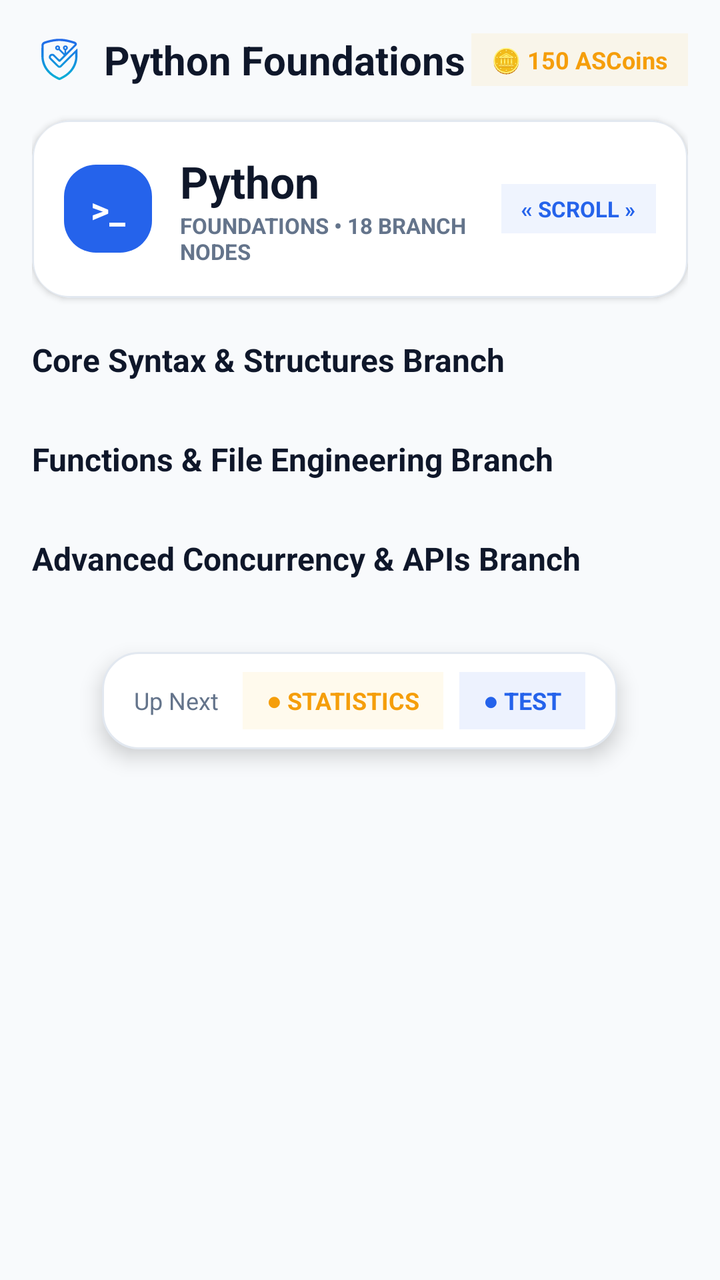
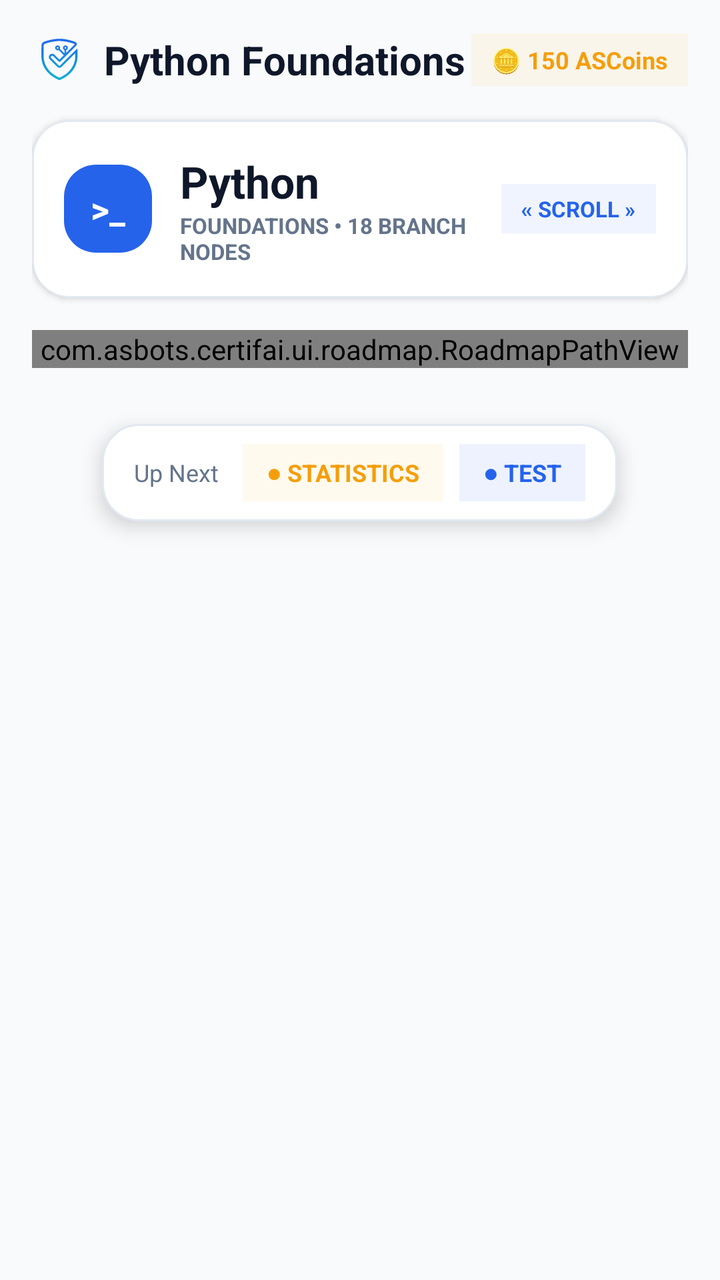

Before-and-after screenshots of an Android layout around one commit, followed by the original layout XML and the change that was made.
<!-- AndroidManifest.xml: application theme Theme.CertifAI -->
<!-- res/layout/fragment_home.xml -->
<?xml version="1.0" encoding="utf-8"?>
<ScrollView xmlns:android="http://schemas.android.com/apk/res/android"
    xmlns:app="http://schemas.android.com/apk/res-auto"
    xmlns:tools="http://schemas.android.com/tools"
    android:layout_width="match_parent"
    android:layout_height="match_parent"
    android:background="@color/bg_light"
    android:fillViewport="true"
    tools:context=".HomeFragment">

    <LinearLayout
        android:layout_width="match_parent"
        android:layout_height="wrap_content"
        android:orientation="vertical"
        android:padding="16dp"
        android:paddingBottom="60dp">

        
        <LinearLayout
            android:layout_width="match_parent"
            android:layout_height="wrap_content"
            android:gravity="center_vertical"
            android:orientation="horizontal">

            <ImageView
                android:layout_width="28dp"
                android:layout_height="28dp"
                android:contentDescription="@string/app_name"
                android:src="@drawable/ic_certifai_shield" />

            <TextView
                android:id="@+id/tvHomeTitle"
                android:layout_width="0dp"
                android:layout_height="wrap_content"
                android:layout_marginStart="8dp"
                android:layout_weight="1"
                android:text="Python Foundations"
                android:textColor="@color/text_primary_light"
                android:textSize="20sp"
                android:textStyle="bold" />

            
            <TextView
                android:id="@+id/tvHeaderAsCoins"
                android:layout_width="wrap_content"
                android:layout_height="wrap_content"
                android:background="#15FBBF24"
                android:paddingHorizontal="10dp"
                android:paddingVertical="5dp"
                android:text="🪙 150 ASCoins"
                android:textColor="@color/gold_badge"
                android:textSize="12sp"
                android:textStyle="bold" />

        </LinearLayout>

        
        <androidx.cardview.widget.CardView
            android:id="@+id/cardRootNode"
            android:layout_width="match_parent"
            android:layout_height="wrap_content"
            android:layout_marginTop="16dp"
            app:cardBackgroundColor="@color/surface_light"
            app:cardCornerRadius="20dp"
            app:cardElevation="2dp">

            <LinearLayout
                android:layout_width="match_parent"
                android:layout_height="wrap_content"
                android:background="@drawable/bg_card_surface"
                android:gravity="center_vertical"
                android:orientation="horizontal"
                android:padding="16dp">

                <TextView
                    android:layout_width="44dp"
                    android:layout_height="44dp"
                    android:background="@drawable/bg_primary_button"
                    android:gravity="center"
                    android:text=">_"
                    android:textColor="@color/white"
                    android:textSize="18sp"
                    android:textStyle="bold" />

                <LinearLayout
                    android:layout_width="0dp"
                    android:layout_height="wrap_content"
                    android:layout_marginStart="14dp"
                    android:layout_weight="1"
                    android:orientation="vertical">

                    <TextView
                        android:layout_width="wrap_content"
                        android:layout_height="wrap_content"
                        android:text="Python"
                        android:textColor="@color/text_primary_light"
                        android:textSize="22sp"
                        android:textStyle="bold" />

                    <TextView
                        android:layout_width="wrap_content"
                        android:layout_height="wrap_content"
                        android:text="FOUNDATIONS • 18 BRANCH NODES"
                        android:textColor="@color/text_secondary_light"
                        android:textSize="11sp"
                        android:textStyle="bold" />

                </LinearLayout>

                <TextView
                    android:layout_width="wrap_content"
                    android:layout_height="wrap_content"
                    android:background="#122563EB"
                    android:paddingHorizontal="10dp"
                    android:paddingVertical="5dp"
                    android:text="« SCROLL »"
                    android:textColor="@color/electric_blue"
                    android:textSize="11sp"
                    android:textStyle="bold" />

            </LinearLayout>
        </androidx.cardview.widget.CardView>

        
        <TextView
            android:layout_width="match_parent"
            android:layout_height="wrap_content"
            android:layout_marginTop="20dp"
            android:text="Core Syntax &amp; Structures Branch"
            android:textColor="@color/text_primary_light"
            android:textSize="16sp"
            android:textStyle="bold" />

        <androidx.recyclerview.widget.RecyclerView
            android:id="@+id/rvBranch1"
            android:layout_width="match_parent"
            android:layout_height="wrap_content"
            android:layout_marginTop="8dp"
            android:clipToPadding="false"
            android:orientation="horizontal"
            tools:listitem="@layout/item_mindmap_node" />

        
        <TextView
            android:layout_width="match_parent"
            android:layout_height="wrap_content"
            android:layout_marginTop="20dp"
            android:text="Functions &amp; File Engineering Branch"
            android:textColor="@color/text_primary_light"
            android:textSize="16sp"
            android:textStyle="bold" />

        <androidx.recyclerview.widget.RecyclerView
            android:id="@+id/rvBranch2"
            android:layout_width="match_parent"
            android:layout_height="wrap_content"
            android:layout_marginTop="8dp"
            android:clipToPadding="false"
            android:orientation="horizontal"
            tools:listitem="@layout/item_mindmap_node" />

        
        <TextView
            android:layout_width="match_parent"
            android:layout_height="wrap_content"
            android:layout_marginTop="20dp"
            android:text="Advanced Concurrency &amp; APIs Branch"
            android:textColor="@color/text_primary_light"
            android:textSize="16sp"
            android:textStyle="bold" />

        <androidx.recyclerview.widget.RecyclerView
            android:id="@+id/rvBranch3"
            android:layout_width="match_parent"
            android:layout_height="wrap_content"
            android:layout_marginTop="8dp"
            android:clipToPadding="false"
            android:orientation="horizontal"
            tools:listitem="@layout/item_mindmap_node" />

        
        <LinearLayout
            android:id="@+id/llMindmapBottomDock"
            android:layout_width="wrap_content"
            android:layout_height="wrap_content"
            android:layout_gravity="center_horizontal"
            android:layout_marginTop="28dp"
            android:background="@drawable/bg_card_surface"
            android:elevation="6dp"
            android:gravity="center_vertical"
            android:orientation="horizontal"
            android:paddingHorizontal="16dp"
            android:paddingVertical="10dp">

            <TextView
                android:layout_width="wrap_content"
                android:layout_height="wrap_content"
                android:text="Up Next"
                android:textColor="@color/text_secondary_light"
                android:textSize="12sp" />

            <TextView
                android:id="@+id/btnDockStats"
                android:layout_width="wrap_content"
                android:layout_height="wrap_content"
                android:layout_marginStart="12dp"
                android:background="#15FBBF24"
                android:paddingHorizontal="12dp"
                android:paddingVertical="6dp"
                android:text="● STATISTICS"
                android:textColor="@color/gold_badge"
                android:textSize="12sp"
                android:textStyle="bold" />

            <TextView
                android:id="@+id/btnDockTest"
                android:layout_width="wrap_content"
                android:layout_height="wrap_content"
                android:layout_marginStart="8dp"
                android:background="#152563EB"
                android:paddingHorizontal="12dp"
                android:paddingVertical="6dp"
                android:text="● TEST"
                android:textColor="@color/electric_blue"
                android:textSize="12sp"
                android:textStyle="bold" />

        </LinearLayout>

    </LinearLayout>
</ScrollView>
<!-- res/layout/item_mindmap_node.xml (included above) -->
<?xml version="1.0" encoding="utf-8"?>
<androidx.cardview.widget.CardView xmlns:android="http://schemas.android.com/apk/res/android"
    xmlns:app="http://schemas.android.com/apk/res-auto"
    android:id="@+id/cardNode"
    android:layout_width="230dp"
    android:layout_height="wrap_content"
    android:layout_marginHorizontal="8dp"
    android:layout_marginVertical="6dp"
    app:cardBackgroundColor="@color/white"
    app:cardCornerRadius="16dp"
    app:cardElevation="3dp">

    <LinearLayout
        android:layout_width="match_parent"
        android:layout_height="wrap_content"
        android:background="@drawable/bg_card_surface"
        android:orientation="vertical"
        android:padding="14dp">

        
        <LinearLayout
            android:layout_width="match_parent"
            android:layout_height="wrap_content"
            android:gravity="center_vertical"
            android:orientation="horizontal">

            
            <TextView
                android:id="@+id/tvNodeIcon"
                android:layout_width="32dp"
                android:layout_height="32dp"
                android:background="#122563EB"
                android:gravity="center"
                android:text="▷"
                android:textColor="@color/electric_blue"
                android:textSize="16sp"
                android:textStyle="bold" />

            <View
                android:layout_width="0dp"
                android:layout_height="1dp"
                android:layout_weight="1" />

            
            <TextView
                android:id="@+id/tvNodeBadge"
                android:layout_width="wrap_content"
                android:layout_height="wrap_content"
                android:background="#1210B981"
                android:paddingHorizontal="8dp"
                android:paddingVertical="3dp"
                android:text="FREE"
                android:textColor="#10B981"
                android:textSize="10sp"
                android:textStyle="bold" />

        </LinearLayout>

        
        <TextView
            android:id="@+id/tvNodeTitle"
            android:layout_width="match_parent"
            android:layout_height="wrap_content"
            android:layout_marginTop="8dp"
            android:ellipsize="end"
            android:maxLines="1"
            android:text="Syntax &amp; Setup"
            android:textColor="@color/text_primary_light"
            android:textSize="15sp"
            android:textStyle="bold" />

        
        <TextView
            android:id="@+id/tvNodeSubtitle"
            android:layout_width="match_parent"
            android:layout_height="wrap_content"
            android:layout_marginTop="2dp"
            android:ellipsize="end"
            android:maxLines="1"
            android:text="Variables &amp; I/O"
            android:textColor="@color/text_secondary_light"
            android:textSize="12sp" />

        
        <LinearLayout
            android:layout_width="match_parent"
            android:layout_height="wrap_content"
            android:layout_marginTop="10dp"
            android:gravity="center_vertical"
            android:orientation="horizontal">

            <View
                android:layout_width="0dp"
                android:layout_height="1dp"
                android:layout_weight="1" />

            <TextView
                android:id="@+id/tvNodeDuration"
                android:layout_width="wrap_content"
                android:layout_height="wrap_content"
                android:background="#1264748B"
                android:paddingHorizontal="8dp"
                android:paddingVertical="3dp"
                android:text="🔒 10m"
                android:textColor="@color/text_secondary_light"
                android:textSize="10sp"
                android:textStyle="bold" />

        </LinearLayout>

    </LinearLayout>

</androidx.cardview.widget.CardView>
<!-- resources referenced by this layout -->
<resources>
  <color name="bg_light">#F8FAFC</color>
  <color name="electric_blue">#2563EB</color>
  <color name="gold_badge">#F59E0B</color>
  <color name="surface_light">#FFFFFF</color>
  <color name="text_primary_light">#0F172A</color>
  <color name="text_secondary_light">#64748B</color>
  <color name="white">#FFFFFFFF</color>
  <!-- drawable bg_card_surface (drawable) -->
  <?xml version="1.0" encoding="utf-8"?>
  <shape xmlns:android="http://schemas.android.com/apk/res/android"
      android:shape="rectangle">
      <solid android:color="@color/surface_light" />
      <corners android:radius="18dp" />
      <stroke
          android:width="1dp"
          android:color="@color/border_light" />
  </shape>
  <!-- drawable bg_primary_button (drawable) -->
  <?xml version="1.0" encoding="utf-8"?>
  <shape xmlns:android="http://schemas.android.com/apk/res/android"
      android:shape="rectangle">
      <gradient
          android:angle="45"
          android:endColor="@color/electric_blue"
          android:startColor="@color/electric_blue" />
      <corners android:radius="16dp" />
  </shape>
  <!-- drawable ic_certifai_shield: vector/xml drawable (drawable, 9435 chars, omitted) -->
  <string name="app_name">CertifAI</string>
  <style name="Theme.CertifAI" parent="Base.Theme.CertifAI" />
  <color name="border_light">#E2E8F0</color>
  <style name="Base.Theme.CertifAI" parent="Theme.Material3.DayNight.NoActionBar">
          <item name="colorPrimary">@color/electric_blue</item>
          <item name="colorOnPrimary">@color/white</item>
          <item name="colorSecondary">@color/cyan_accent</item>
          <item name="android:statusBarColor">#FFFFFF</item>
          <item name="android:windowLightStatusBar">true</item>
          <item name="android:windowBackground">#FFFFFF</item>
      </style>
  <color name="cyan_accent">#06B6D4</color>
</resources>

<!-- the commit's change to res/layout/fragment_home.xml (unified diff, before → after) -->
@@ -12,10 +12,10 @@
         android:layout_width="match_parent"
         android:layout_height="wrap_content"
         android:orientation="vertical"
-        android:padding="16dp"
+        android:paddingHorizontal="16dp"
+        android:paddingTop="16dp"
         android:paddingBottom="60dp">
 
-        
         <LinearLayout
             android:layout_width="match_parent"
             android:layout_height="wrap_content"
@@ -122,61 +122,11 @@
         </androidx.cardview.widget.CardView>
 
         
-        <TextView
+        <com.asbots.certifai.ui.roadmap.RoadmapPathView
+            android:id="@+id/roadmapView"
             android:layout_width="match_parent"
             android:layout_height="wrap_content"
-            android:layout_marginTop="20dp"
-            android:text="Core Syntax &amp; Structures Branch"
-            android:textColor="@color/text_primary_light"
-            android:textSize="16sp"
-            android:textStyle="bold" />
-
-        <androidx.recyclerview.widget.RecyclerView
-            android:id="@+id/rvBranch1"
-            android:layout_width="match_parent"
-            android:layout_height="wrap_content"
-            android:layout_marginTop="8dp"
-            android:clipToPadding="false"
-            android:orientation="horizontal"
-            tools:listitem="@layout/item_mindmap_node" />
-
-        
-        <TextView
-            android:layout_width="match_parent"
-            android:layout_height="wrap_content"
-            android:layout_marginTop="20dp"
-            android:text="Functions &amp; File Engineering Branch"
-            android:textColor="@color/text_primary_light"
-            android:textSize="16sp"
-            android:textStyle="bold" />
-
-        <androidx.recyclerview.widget.RecyclerView
-            android:id="@+id/rvBranch2"
-            android:layout_width="match_parent"
-            android:layout_height="wrap_content"
-            android:layout_marginTop="8dp"
-            android:clipToPadding="false"
-            android:orientation="horizontal"
-            tools:listitem="@layout/item_mindmap_node" />
-
-        
-        <TextView
-            android:layout_width="match_parent"
-            android:layout_height="wrap_content"
-            android:layout_marginTop="20dp"
-            android:text="Advanced Concurrency &amp; APIs Branch"
-            android:textColor="@color/text_primary_light"
-            android:textSize="16sp"
-            android:textStyle="bold" />
-
-        <androidx.recyclerview.widget.RecyclerView
-            android:id="@+id/rvBranch3"
-            android:layout_width="match_parent"
-            android:layout_height="wrap_content"
-            android:layout_marginTop="8dp"
-            android:clipToPadding="false"
-            android:orientation="horizontal"
-            tools:listitem="@layout/item_mindmap_node" />
+            android:layout_marginTop="16dp" />
 
         
         <LinearLayout
@@ -229,117 +179,3 @@
 
     </LinearLayout>
 </ScrollView>
-<!-- res/layout/item_mindmap_node.xml (included above) -->
-<?xml version="1.0" encoding="utf-8"?>
-<androidx.cardview.widget.CardView xmlns:android="http://schemas.android.com/apk/res/android"
-    xmlns:app="http://schemas.android.com/apk/res-auto"
-    android:id="@+id/cardNode"
-    android:layout_width="230dp"
-    android:layout_height="wrap_content"
-    android:layout_marginHorizontal="8dp"
-    android:layout_marginVertical="6dp"
-    app:cardBackgroundColor="@color/white"
-    app:cardCornerRadius="16dp"
-    app:cardElevation="3dp">
-
-    <LinearLayout
-        android:layout_width="match_parent"
-        android:layout_height="wrap_content"
-        android:background="@drawable/bg_card_surface"
-        android:orientation="vertical"
-        android:padding="14dp">
-
-        
-        <LinearLayout
-            android:layout_width="match_parent"
-            android:layout_height="wrap_content"
-            android:gravity="center_vertical"
-            android:orientation="horizontal">
-
-            
-            <TextView
-                android:id="@+id/tvNodeIcon"
-                android:layout_width="32dp"
-                android:layout_height="32dp"
-                android:background="#122563EB"
-                android:gravity="center"
-                android:text="▷"
-                android:textColor="@color/electric_blue"
-                android:textSize="16sp"
-                android:textStyle="bold" />
-
-            <View
-                android:layout_width="0dp"
-                android:layout_height="1dp"
-                android:layout_weight="1" />
-
-            
-            <TextView
-                android:id="@+id/tvNodeBadge"
-                android:layout_width="wrap_content"
-                android:layout_height="wrap_content"
-                android:background="#1210B981"
-                android:paddingHorizontal="8dp"
-                android:paddingVertical="3dp"
-                android:text="FREE"
-                android:textColor="#10B981"
-                android:textSize="10sp"
-                android:textStyle="bold" />
-
-        </LinearLayout>
-
-        
-        <TextView
-            android:id="@+id/tvNodeTitle"
-            android:layout_width="match_parent"
-            android:layout_height="wrap_content"
-            android:layout_marginTop="8dp"
-            android:ellipsize="end"
-            android:maxLines="1"
-            android:text="Syntax &amp; Setup"
-            android:textColor="@color/text_primary_light"
-            android:textSize="15sp"
-            android:textStyle="bold" />
-
-        
-        <TextView
-            android:id="@+id/tvNodeSubtitle"
-            android:layout_width="match_parent"
-            android:layout_height="wrap_content"
-            android:layout_marginTop="2dp"
-            android:ellipsize="end"
-            android:maxLines="1"
-            android:text="Variables &amp; I/O"
-            android:textColor="@color/text_secondary_light"
-            android:textSize="12sp" />
-
-        
-        <LinearLayout
-            android:layout_width="match_parent"
-            android:layout_height="wrap_content"
-            android:layout_marginTop="10dp"
-            android:gravity="center_vertical"
-            android:orientation="horizontal">
-
-            <View
-                android:layout_width="0dp"
-                android:layout_height="1dp"
-                android:layout_weight="1" />
-
-            <TextView
-                android:id="@+id/tvNodeDuration"
-                android:layout_width="wrap_content"
-                android:layout_height="wrap_content"
-                android:background="#1264748B"
-                android:paddingHorizontal="8dp"
-                android:paddingVertical="3dp"
-                android:text="🔒 10m"
-                android:textColor="@color/text_secondary_light"
-                android:textSize="10sp"
-                android:textStyle="bold" />
-
-        </LinearLayout>
-
-    </LinearLayout>
-
-</androidx.cardview.widget.CardView>
<!-- resource entries referenced after the edit -->
@@ -38,6 +38,7 @@
           <item name="android:statusBarColor">#FFFFFF</item>
           <item name="android:windowLightStatusBar">true</item>
           <item name="android:windowBackground">#FFFFFF</item>
+          <item name="android:colorBackground">#FFFFFF</item>
       </style>
   <color name="cyan_accent">#06B6D4</color>
 </resources>
